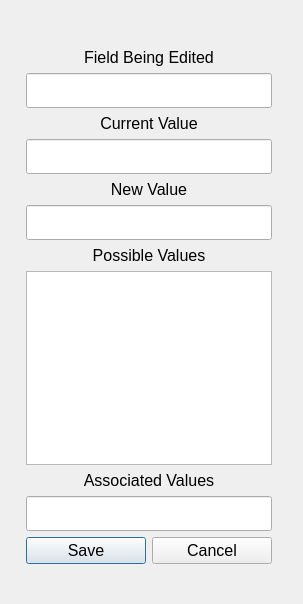
Above: Views/simple_edit_ui.ui from acadianshadow237/BA_MDI1 before the change. Below: the same form after it.
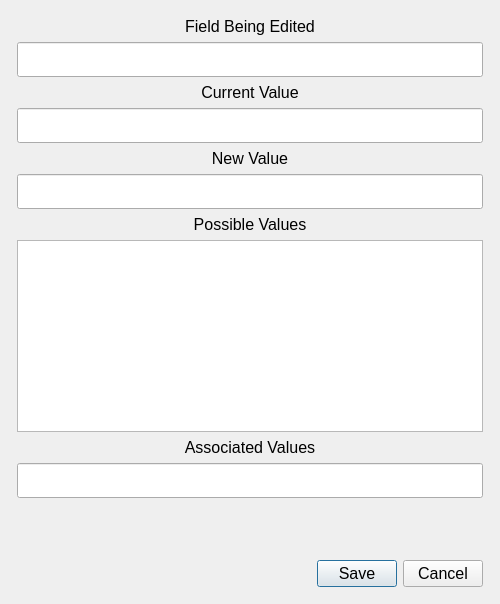
That is the form after the change.

```diff
--- a/Views/simple_edit_ui.ui
+++ b/Views/simple_edit_ui.ui
@@ -6,7 +6,7 @@
    <rect>
     <x>0</x>
     <y>0</y>
-    <width>303</width>
+    <width>500</width>
     <height>604</height>
    </rect>
   </property>
@@ -19,15 +19,8 @@
   <property name="windowTitle">
    <string>Dialog</string>
   </property>
-  <widget class="QWidget" name="layoutWidget">
-   <property name="geometry">
-    <rect>
-     <x>20</x>
-     <y>42</y>
-     <width>258</width>
-     <height>528</height>
-    </rect>
-   </property>
+  <layout class="QVBoxLayout" name="verticalLayout_2">
+   <item>
    <layout class="QVBoxLayout" name="verticalLayout">
     <property name="leftMargin">
      <number>6</number>
@@ -150,7 +143,13 @@
      </widget>
     </item>
     <item>
-     <widget class="QTableWidget" name="tableWidget"/>
+      <widget class="QTableWidget" name="tableWidget">
+       <property name="font">
+        <font>
+         <pointsize>12</pointsize>
+        </font>
+       </property>
+      </widget>
     </item>
     <item>
      <widget class="QLabel" name="label_5">
@@ -185,8 +184,34 @@
       </property>
      </widget>
     </item>
+     <item>
+      <spacer name="verticalSpacer">
+       <property name="orientation">
+        <enum>Qt::Vertical</enum>
+       </property>
+       <property name="sizeHint" stdset="0">
+        <size>
+         <width>20</width>
+         <height>40</height>
+        </size>
+       </property>
+      </spacer>
+     </item>
     <item>
      <layout class="QHBoxLayout" name="horizontalLayout">
+       <item>
+        <spacer name="horizontalSpacer">
+         <property name="orientation">
+          <enum>Qt::Horizontal</enum>
+         </property>
+         <property name="sizeHint" stdset="0">
+          <size>
+           <width>40</width>
+           <height>20</height>
+          </size>
+         </property>
+        </spacer>
+       </item>
       <item>
        <widget class="QPushButton" name="pushButtonSave">
         <property name="font">
@@ -214,7 +239,8 @@
      </layout>
     </item>
    </layout>
-  </widget>
+   </item>
+  </layout>
  </widget>
  <resources/>
  <connections>
```
Lines whose indentation alone changed are shown as unchanged.
